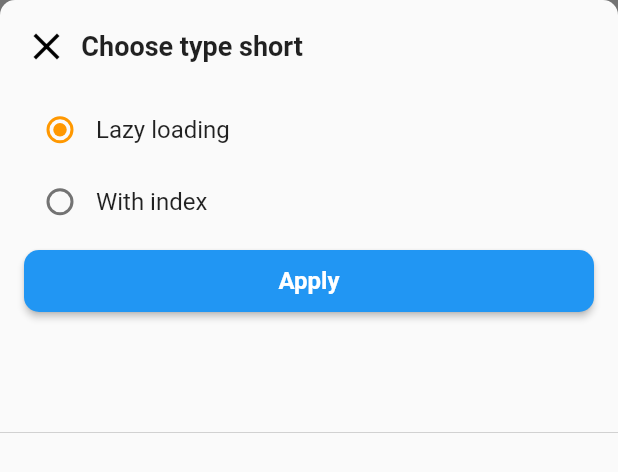
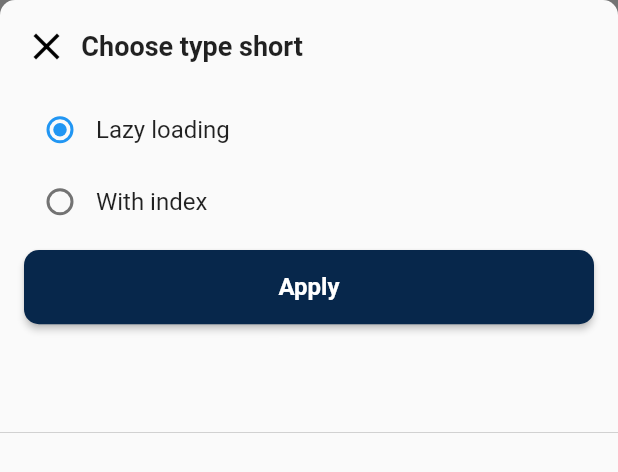
Before and after one commit to haidarzamzam/GithubApp, a Flutter app: the SettingsTypeSort widget shown alone on an empty page, opened directly, on a phone screen of 412 x 824 dp. Shown: the top 472 px of the screen. Run offline on Flutter 3.47's test engine with Material 2 defaults, Android fonts, the phone set to English and light mode, and no system bars; our stand-ins replace bloc, dio, equatable, flutter_bloc, fluttertoast, loading_overlay and 1 more; missing offline and left inert: flutter_stetho; network calls fail.

Commit message:
change icon and color

```diff
--- a/lib/main.dart
+++ b/lib/main.dart
@@ -32,7 +32,7 @@ class _MyAppState extends State<MyApp> {
         child: MaterialApp(
           debugShowCheckedModeBanner: false,
           theme: ThemeData(
-            primarySwatch: Colors.orange,
+            primarySwatch: Colors.blue,
             visualDensity: VisualDensity.adaptivePlatformDensity,
           ),
           home: HomeScreen(),
--- a/lib/screens/home_screen.dart
+++ b/lib/screens/home_screen.dart
@@ -4,7 +4,9 @@ import 'package:github_app/blocs/search/bloc.dart';
 import 'package:github_app/screens/menus/search_issues_screen.dart';
 import 'package:github_app/screens/menus/search_repositories_screen.dart';
 import 'package:github_app/screens/menus/search_users_screen.dart';
+import 'package:github_app/utils/constants.dart';
 import 'package:github_app/utils/toast.dart';
+import 'package:github_app/utils/tools.dart';
 
 class HomeScreen extends StatefulWidget {
   @override
@@ -31,7 +33,7 @@ class _HomeScreenState extends State<HomeScreen> {
       child: Scaffold(
         appBar: AppBar(
           automaticallyImplyLeading: false,
-          backgroundColor: Colors.blue,
+          backgroundColor: HexColor(Settings['MainColor']),
           title: Row(
             mainAxisAlignment: MainAxisAlignment.spaceBetween,
             children: <Widget>[
@@ -71,7 +73,7 @@ class _HomeScreenState extends State<HomeScreen> {
                           hintText: labelSearch,
                           prefixIcon: Icon(
                             Icons.search,
-                            color: Colors.blue,
+                            color: HexColor(Settings['MainColor']),
                           ),
                           hintStyle: TextStyle(color: Colors.grey),
                         ),
@@ -89,7 +91,8 @@ class _HomeScreenState extends State<HomeScreen> {
                     borderRadius: BorderRadius.circular(10),
                     color: Colors.white,
                   ),
-                  child: Icon(Icons.tune, color: Colors.blue),
+                  child:
+                      Icon(Icons.tune, color: HexColor(Settings['MainColor'])),
                 ),
               ),
             ],
@@ -288,9 +291,9 @@ class _SettingsTypeSortState extends State<SettingsTypeSort> {
                       SizedBox(height: size.height * 0.01),
                       Container(
                         width: size.width,
-                        height: size.height * 0.05,
+                        height: size.height * 0.06,
                         child: RaisedButton(
-                            color: Colors.blue,
+                            color: HexColor(Settings['MainColor']),
                             shape: RoundedRectangleBorder(
                               borderRadius: BorderRadius.circular(10),
                             ),
--- a/lib/screens/menus/detail_menu_screen.dart
+++ b/lib/screens/menus/detail_menu_screen.dart
@@ -1,6 +1,8 @@
 import 'dart:async';
 
 import 'package:flutter/material.dart';
+import 'package:github_app/utils/constants.dart';
+import 'package:github_app/utils/tools.dart';
 import 'package:webview_flutter/webview_flutter.dart';
 
 class DetailMenuScreen extends StatefulWidget {
@@ -26,7 +28,7 @@ class _DetailMenuScreenState extends State<DetailMenuScreen> {
     return Scaffold(
       appBar: AppBar(
         automaticallyImplyLeading: false,
-        backgroundColor: Colors.blue,
+        backgroundColor: HexColor(Settings['MainColor']),
         centerTitle: true,
         title: Text(
           widget.title,
--- /dev/null
+++ b/lib/utils/constants.dart
@@ -0,0 +1,7 @@
+const Settings = {
+  'MainColor': '#07274b',
+  'DarkGrey': '#333435',
+  'SlateGrey': '#66686a',
+  'Steel': '#808285',
+  'Ice': '#e5e6e6',
+};
--- /dev/null
+++ b/lib/utils/tools.dart
@@ -0,0 +1,13 @@
+import 'package:flutter/material.dart';
+
+class HexColor extends Color {
+  static int _getColorFromHex(String hexColor) {
+    hexColor = hexColor.toUpperCase().replaceAll("#", "");
+    if (hexColor.length == 6) {
+      hexColor = 'FF' + hexColor;
+    }
+    return int.parse(hexColor, radix: 16);
+  }
+
+  HexColor(final String hexColor) : super(_getColorFromHex(hexColor));
+}
```
Also changed, not shown: pubspec.yaml (+8 -0 lines), assets/images/ic_launcher.png (added), assets/images/icon_app.png (added), pubspec.lock, 22 other files.
